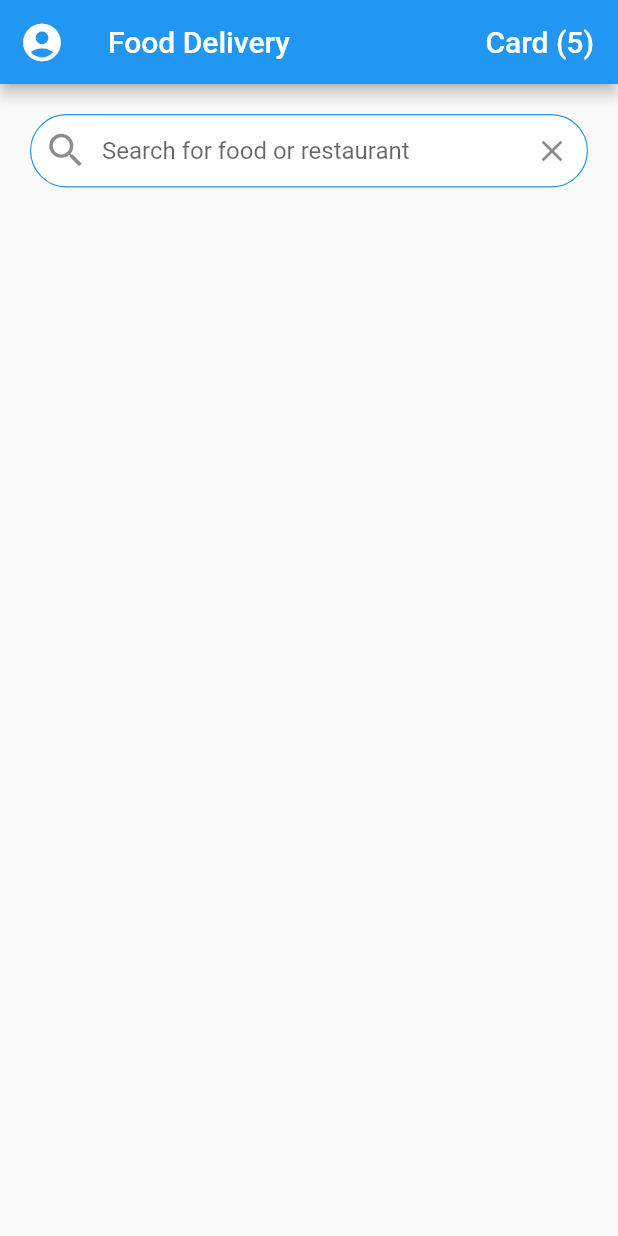
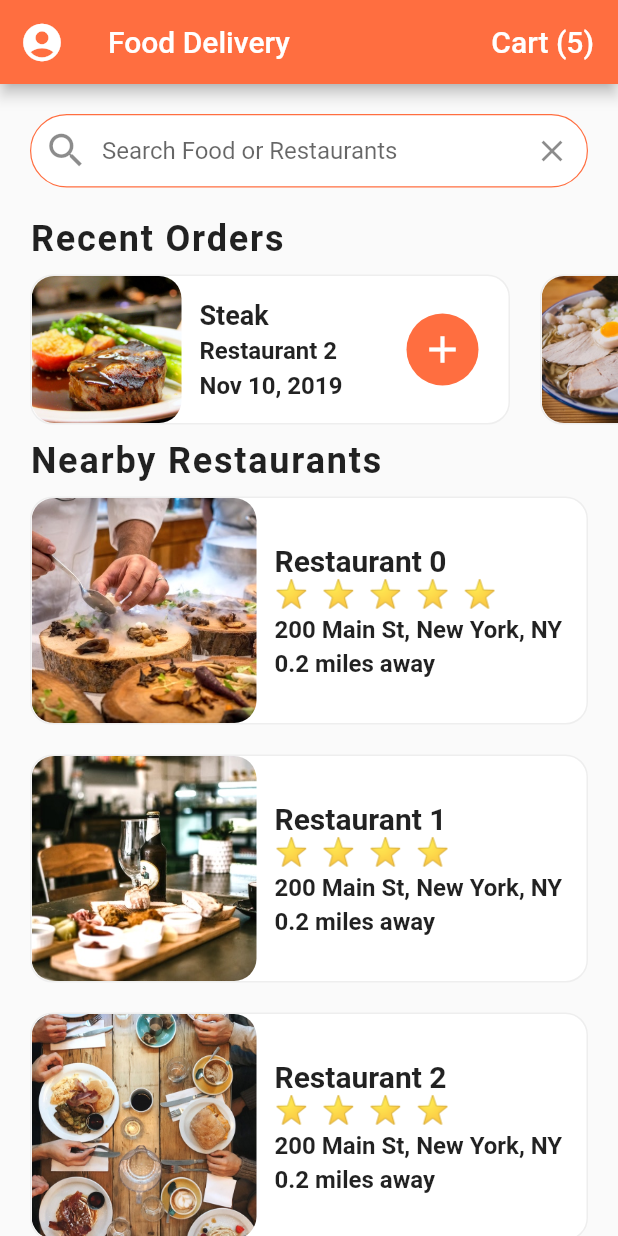
Before and after one commit to nijatmursali/food-delivery-app-flutter, a Flutter app: the screen it shows after launch, on a phone screen of 412 x 824 dp. Run offline on Flutter 3.47's test engine with Material 2 defaults, Android fonts, the phone set to English and light mode, and no system bars.

Commit message:
finished screens all done

```diff
--- a/lib/main.dart
+++ b/lib/main.dart
@@ -8,9 +8,11 @@ class MyApp extends StatelessWidget {
   @override
   Widget build(BuildContext context) {
     return MaterialApp(
-      title: 'Flutter Demo',
+      title: 'Flutter Food Delivery UI',
+      debugShowCheckedModeBanner: false,
       theme: ThemeData(
         scaffoldBackgroundColor: Colors.grey[50],
+        primaryColor: Colors.deepOrangeAccent,
       ),
       home: HomeScreen(),
     );
--- a/lib/screens/home_screen.dart
+++ b/lib/screens/home_screen.dart
@@ -1,5 +1,10 @@
 import 'package:flutter/material.dart';
 import 'package:food_delivery/data/data.dart';
+import 'package:food_delivery/models/restaurant.dart';
+import 'package:food_delivery/screens/cart_screen.dart';
+import 'package:food_delivery/screens/restaurant_screen.dart';
+import 'package:food_delivery/widgets/rating_stars.dart';
+import 'package:food_delivery/widgets/recent_orders.dart';
 
 class HomeScreen extends StatefulWidget {
   @override
@@ -7,6 +12,88 @@ class HomeScreen extends StatefulWidget {
 }
 
 class _HomeScreenState extends State<HomeScreen> {
+  _buildRestaurants() {
+    List<Widget> restaurantList = [];
+    restaurants.forEach((Restaurant restaurant) {
+      restaurantList.add(
+        GestureDetector(
+          onTap: () => Navigator.push(
+            context,
+            MaterialPageRoute(
+              builder: (_) => RestaurantScreen(restaurant: restaurant),
+            ),
+          ),
+          child: Container(
+            margin: EdgeInsets.symmetric(horizontal: 20.0, vertical: 10.0),
+            decoration: BoxDecoration(
+              color: Colors.white,
+              borderRadius: BorderRadius.circular(15.0),
+              border: Border.all(
+                width: 1.0,
+                color: Colors.grey[200],
+              ),
+            ),
+            child: Row(
+              children: <Widget>[
+                ClipRRect(
+                  borderRadius: BorderRadius.circular(15.0),
+                  child: Hero(
+                    tag: restaurant.imageUrl,
+                    child: Image(
+                      height: 150.0,
+                      width: 150.0,
+                      image: AssetImage(restaurant.imageUrl),
+                      fit: BoxFit.cover,
+                    ),
+                  ),
+                ),
+                Expanded(
+                  child: Container(
+                    margin: EdgeInsets.all(12.0),
+                    child: Column(
+                      mainAxisAlignment: MainAxisAlignment.center,
+                      crossAxisAlignment: CrossAxisAlignment.start,
+                      children: <Widget>[
+                        Text(
+                          restaurant.name,
+                          style: TextStyle(
+                            fontSize: 20.0,
+                            fontWeight: FontWeight.bold,
+                          ),
+                          overflow: TextOverflow.ellipsis,
+                        ),
+                        RatingStars(restaurant.rating),
+                        SizedBox(height: 4.0),
+                        Text(
+                          restaurant.address,
+                          style: TextStyle(
+                            fontSize: 16.0,
+                            fontWeight: FontWeight.w600,
+                          ),
+                          overflow: TextOverflow.ellipsis,
+                        ),
+                        SizedBox(height: 4.0),
+                        Text(
+                          '0.2 miles away',
+                          style: TextStyle(
+                            fontSize: 16.0,
+                            fontWeight: FontWeight.w600,
+                          ),
+                          overflow: TextOverflow.ellipsis,
+                        ),
+                      ],
+                    ),
+                  ),
+                ),
+              ],
+            ),
+          ),
+        ),
+      );
+    });
+    return Column(children: restaurantList);
+  }
+
   @override
   Widget build(BuildContext context) {
     return Scaffold(
@@ -19,11 +106,20 @@ class _HomeScreenState extends State<HomeScreen> {
         title: Text('Food Delivery'),
         actions: <Widget>[
           FlatButton(
-                onPressed: () {},
             child: Text(
-                  'Card (${currentUser.cart.length})',
-                  style: TextStyle(color: Colors.white, fontSize: 20.0),
-                ))
+              'Cart (${currentUser.cart.length})',
+              style: TextStyle(
+                color: Colors.white,
+                fontSize: 20.0,
+              ),
+            ),
+            onPressed: () => Navigator.push(
+              context,
+              MaterialPageRoute(
+                builder: (_) => CartScreen(),
+              ),
+            ),
+          ),
         ],
       ),
       body: ListView(
@@ -42,18 +138,42 @@ class _HomeScreenState extends State<HomeScreen> {
                 enabledBorder: OutlineInputBorder(
                   borderRadius: BorderRadius.circular(30.0),
                   borderSide: BorderSide(
-                        width: 0.8, color: Theme.of(context).primaryColor),
+                    width: 0.8,
+                    color: Theme.of(context).primaryColor,
                   ),
-                  hintText: 'Search for food or restaurant',
-                  prefixIcon: Icon(Icons.search, size: 30.0),
+                ),
+                hintText: 'Search Food or Restaurants',
+                prefixIcon: Icon(
+                  Icons.search,
+                  size: 30.0,
+                ),
                 suffixIcon: IconButton(
                   icon: Icon(Icons.clear),
                   onPressed: () {},
                 ),
               ),
             ),
-            )
+          ),
+          RecentOrders(),
+          Column(
+            crossAxisAlignment: CrossAxisAlignment.start,
+            children: <Widget>[
+              Padding(
+                padding: EdgeInsets.symmetric(horizontal: 20.0),
+                child: Text(
+                  'Nearby Restaurants',
+                  style: TextStyle(
+                    fontSize: 24.0,
+                    fontWeight: FontWeight.w600,
+                    letterSpacing: 1.2,
+                  ),
+                ),
+              ),
+              _buildRestaurants(),
             ],
-        ));
+          ),
+        ],
+      ),
+    );
   }
 }
--- /dev/null
+++ b/lib/widgets/rating_stars.dart
@@ -0,0 +1,22 @@
+import 'package:flutter/material.dart';
+
+class RatingStars extends StatelessWidget {
+  final int rating;
+
+  RatingStars(this.rating);
+
+  @override
+  Widget build(BuildContext context) {
+    String stars = '';
+    for (int i = 0; i < rating; i++) {
+      stars += '⭐  ';
+    }
+    stars.trim();
+    return Text(
+      stars,
+      style: TextStyle(
+        fontSize: 18.0,
+      ),
+    );
+  }
+}
--- /dev/null
+++ b/lib/widgets/recent_orders.dart
@@ -0,0 +1,124 @@
+import 'package:flutter/material.dart';
+import 'package:food_delivery/data/data.dart';
+import 'package:food_delivery/models/order.dart';
+
+class RecentOrders extends StatelessWidget {
+  _buildRecentOrder(BuildContext context, Order order) {
+    return Container(
+      margin: EdgeInsets.all(10.0),
+      width: 320.0,
+      decoration: BoxDecoration(
+        color: Colors.white,
+        borderRadius: BorderRadius.circular(15.0),
+        border: Border.all(
+          width: 1.0,
+          color: Colors.grey[200],
+        ),
+      ),
+      child: Row(
+        mainAxisAlignment: MainAxisAlignment.spaceBetween,
+        children: <Widget>[
+          Expanded(
+            child: Row(
+              children: <Widget>[
+                ClipRRect(
+                  borderRadius: BorderRadius.circular(15.0),
+                  child: Image(
+                    height: 100.0,
+                    width: 100.0,
+                    image: AssetImage(order.food.imageUrl),
+                    fit: BoxFit.cover,
+                  ),
+                ),
+                Expanded(
+                  child: Container(
+                    margin: EdgeInsets.all(12.0),
+                    child: Column(
+                      mainAxisAlignment: MainAxisAlignment.center,
+                      crossAxisAlignment: CrossAxisAlignment.start,
+                      children: <Widget>[
+                        Text(
+                          order.food.name,
+                          style: TextStyle(
+                            fontSize: 18.0,
+                            fontWeight: FontWeight.bold,
+                          ),
+                          overflow: TextOverflow.ellipsis,
+                        ),
+                        SizedBox(height: 4.0),
+                        Text(
+                          order.restaurant.name,
+                          style: TextStyle(
+                            fontSize: 16.0,
+                            fontWeight: FontWeight.w600,
+                          ),
+                          overflow: TextOverflow.ellipsis,
+                        ),
+                        SizedBox(height: 4.0),
+                        Text(
+                          order.date,
+                          style: TextStyle(
+                            fontSize: 16.0,
+                            fontWeight: FontWeight.w600,
+                          ),
+                          overflow: TextOverflow.ellipsis,
+                        ),
+                      ],
+                    ),
+                  ),
+                ),
+              ],
+            ),
+          ),
+          Container(
+            margin: EdgeInsets.only(right: 20.0),
+            width: 48.0,
+            decoration: BoxDecoration(
+              color: Theme.of(context).primaryColor,
+              borderRadius: BorderRadius.circular(30.0),
+            ),
+            child: IconButton(
+              icon: Icon(Icons.add),
+              iconSize: 30.0,
+              color: Colors.white,
+              onPressed: () {},
+            ),
+          ),
+        ],
+      ),
+    );
+  }
+
+  @override
+  Widget build(BuildContext context) {
+    return Column(
+      crossAxisAlignment: CrossAxisAlignment.start,
+      children: <Widget>[
+        Padding(
+          padding: EdgeInsets.symmetric(horizontal: 20.0),
+          child: Text(
+            'Recent Orders',
+            style: TextStyle(
+              fontSize: 24.0,
+              fontWeight: FontWeight.w600,
+              letterSpacing: 1.2,
+            ),
+          ),
+        ),
+        Container(
+          height: 120.0,
+          child: ListView.builder(
+            physics: BouncingScrollPhysics(),
+            padding: EdgeInsets.only(left: 10.0),
+            scrollDirection: Axis.horizontal,
+            itemCount: currentUser.orders.length,
+            itemBuilder: (BuildContext context, int index) {
+              Order order = currentUser.orders[index];
+              return _buildRecentOrder(context, order);
+            },
+          ),
+        ),
+      ],
+    );
+  }
+}
```
Also changed, not shown: lib/screens/cart_screen.dart (added, +227 -0 lines), lib/screens/restaurant_screen.dart (added, +227 -0 lines). Lines whose indentation alone changed are shown as unchanged.
